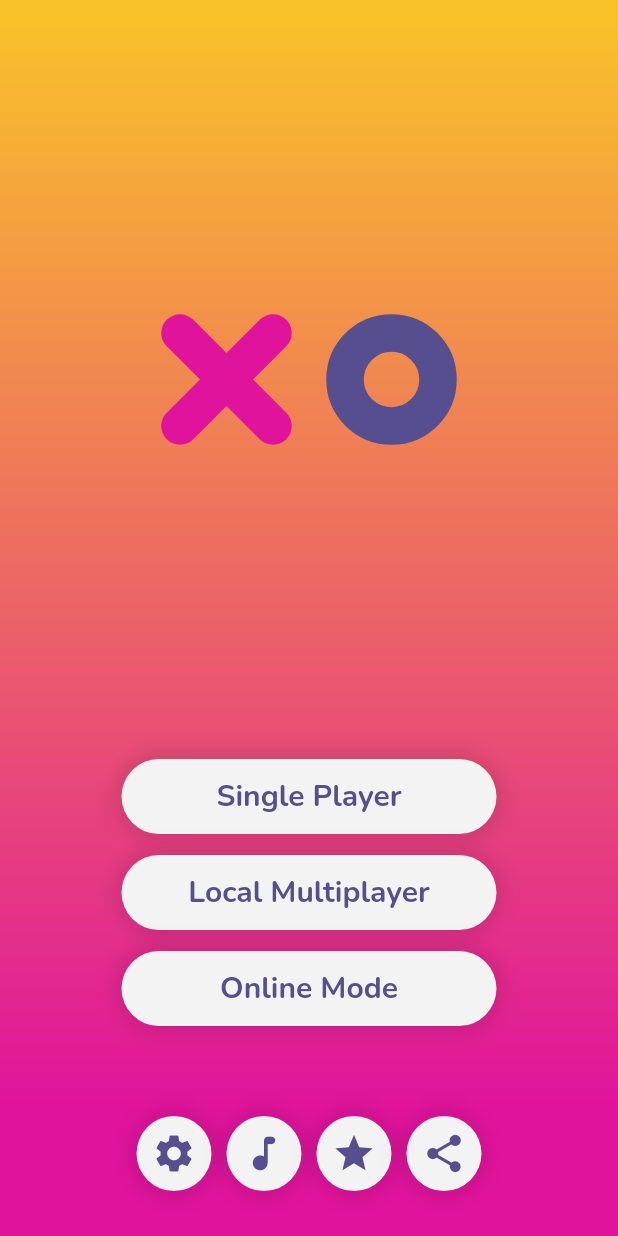
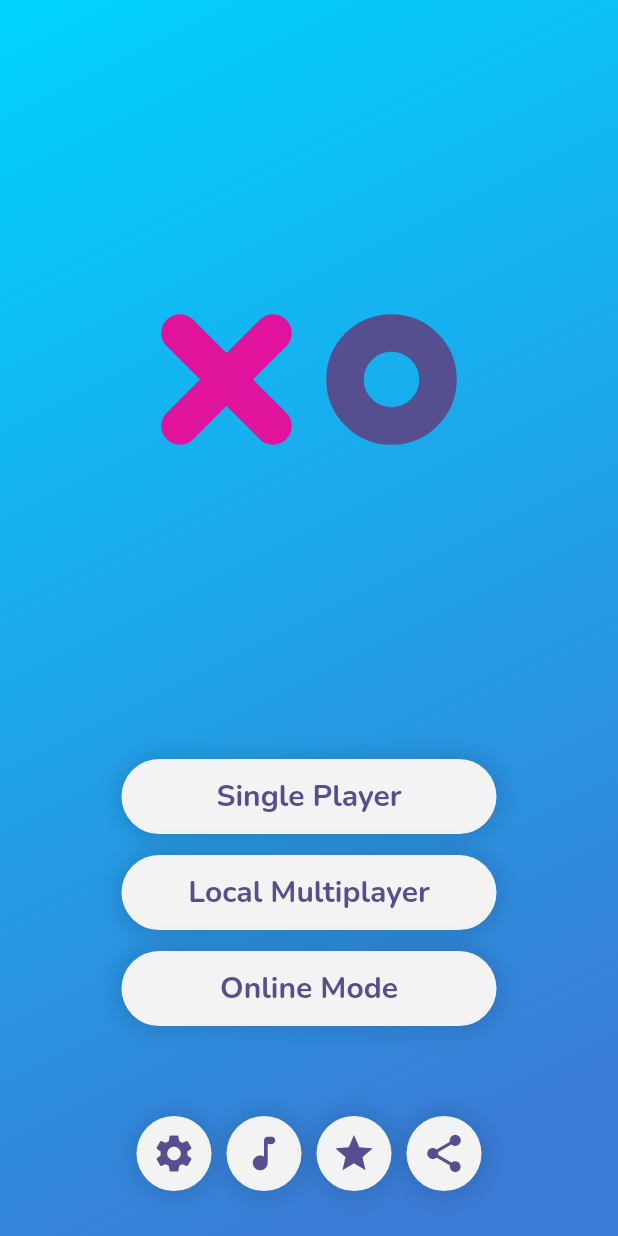
Before and after one commit to Donfreddy/flutter-tic-tac-toe, a Flutter app: the HomeView screen opened by its route, after a tap on "Local Multiplayer", on a phone screen of 412 x 824 dp. Run offline on Flutter 3.47's test engine with Material 2 defaults, Android fonts, the phone set to English and light mode, and no system bars; our stand-ins replace audioplayers, get_it, google_fonts, rxdart.

Commit message:
Added Icon

```diff
--- a/lib/src/app.dart
+++ b/lib/src/app.dart
@@ -1,5 +1,6 @@
 import 'package:flutter/material.dart';
 import 'package:google_fonts/google_fonts.dart';
+import 'package:tic_tac_toe/src/views/pick_side_view.dart';
 import 'package:tic_tac_toe/src/views/select_difficulty.dart';
 import 'package:tic_tac_toe/src/views/settings_view.dart';
 import 'package:tic_tac_toe/src/themes/custom_colors.dart';
@@ -26,6 +27,10 @@ class MyApp extends StatelessWidget {
           settings: routeSettings,
           builder: (BuildContext context) {
             switch (routeSettings.name) {
+              case HomeView.routeName:
+                return HomeView();
+              case PickSideView.routeName:
+                return const PickSideView();
               case SinglePlayerGameView.routeName:
                 return const SinglePlayerGameView();
               case TwoPlayerGameView.routeName:
--- a/lib/src/components/gradient_bg.dart
+++ b/lib/src/components/gradient_bg.dart
@@ -11,10 +11,10 @@ class GradientBG extends StatelessWidget {
     return Container(
       decoration: const BoxDecoration(
         gradient: LinearGradient(
-          begin: Alignment.topCenter,
-          end: Alignment.bottomCenter,
+          begin: Alignment.topLeft,
+          end: Alignment.bottomRight,
           stops: [0.01, 0.9],
-          colors: [CustomColors.yellowIcon, CustomColors.purpleDark],
+          colors: [CustomColors.g, CustomColors.b],
         ),
       ),
       child: child,
--- a/lib/src/themes/custom_colors.dart
+++ b/lib/src/themes/custom_colors.dart
@@ -30,6 +30,12 @@ class CustomColors {
   static const Color blueBackground = Color.fromRGBO(155, 255, 248, 0.36); // 36%
   static const Color blueShadow = Color.fromRGBO(104, 148, 238, 1);
 
+  //
+  static const Color g = Color(0xFF00D2FF);
+  static const Color b = Color(0xFF3A7BD5);
+  static const Color r = Color(0xFFF54D62);
+  static const Color b1 = Color(0xFF87E43A);
+
   static const Color headerBlueLight = Color.fromRGBO(129, 199, 245, 1);
   static const Color headerBlueDark = Color.fromRGBO(56, 103, 213, 1);
   static const Color headerGreyLight = Color.fromRGBO(225, 255, 255, 0.31); // 31%
--- a/lib/src/views/select_difficulty.dart
+++ b/lib/src/views/select_difficulty.dart
@@ -1,5 +1,6 @@
 import 'package:flutter/material.dart';
 import 'package:tic_tac_toe/src/components/gradient_bg.dart';
+import 'package:tic_tac_toe/src/themes/custom_colors.dart';
 
 class SelectDifficulty extends StatefulWidget {
   const SelectDifficulty({Key? key}) : super(key: key);
@@ -15,7 +16,9 @@ class _SelectDifficultyState extends State<SelectDifficulty> {
   Widget build(BuildContext context) {
     return GradientBG(
       child: Scaffold(
-        body: Container(),
+        body: Container(
+          color: CustomColors.textWhite,
+        ),
       ),
     );
   }
```
Also changed, not shown: lib/src/views/home_view.dart (+6 -5 lines), lib/src/views/pick_side_view.dart (added, +42 -0 lines), pubspec.yaml (+11 -0 lines), assets/images/appstore.png (added), assets/images/bg.jpg (deleted), assets/images/logo.jpg (added), assets/images/logo.png (added), assets/images/logo.svg (added), assets/images/logo2.png (added), assets/images/playstore.png (added), pubspec.lock, 17 other files.
